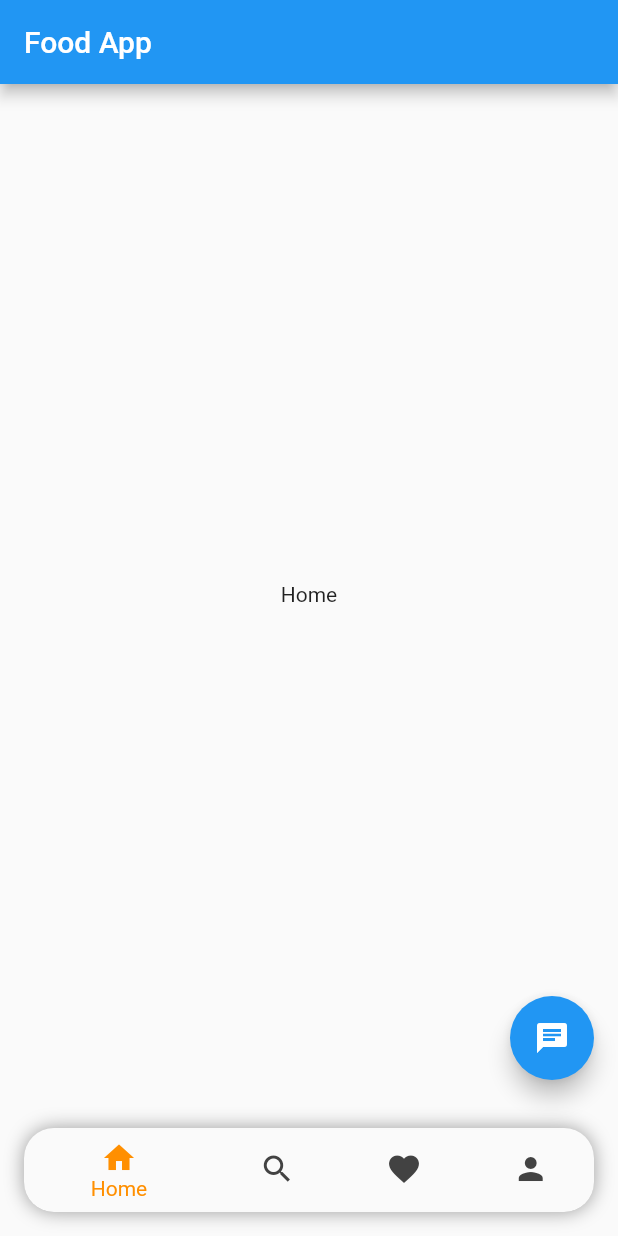
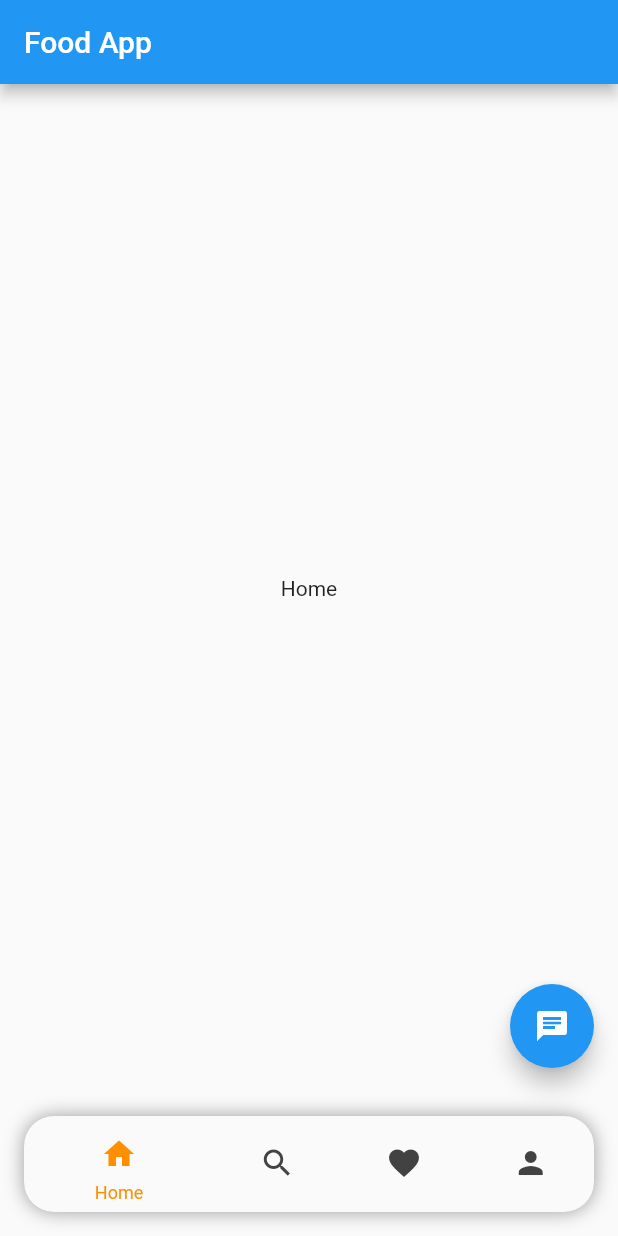
Before and after one commit to NabinRai4017/FoodApp, a Flutter app: the screen it shows after launch, on a phone screen of 412 x 824 dp. Run offline on Flutter 3.47's test engine with Material 2 defaults, Android fonts, the phone set to English and light mode, and no system bars; our stand-ins replace flutter_redux, redux; missing offline and left inert: redux_logging.

Commit message:
customize home page

```diff
--- a/lib/component/screen/home_screen.dart
+++ b/lib/component/screen/home_screen.dart
@@ -1,4 +1,6 @@
+import 'package:flutter/foundation.dart';
 import 'package:flutter/material.dart';
+import 'package:food_app/component/widget/bottom_nav_bar.dart';
 
 class HomeScreen extends StatefulWidget {
   const HomeScreen({Key? key}) : super(key: key);
@@ -13,6 +15,9 @@ class _HomeScreenState extends State<HomeScreen> {
   void _onItemTapped(int index) {
     setState(() {
       _selectedIndex = index;
+      if (kDebugMode) {
+        print(_selectedIndex);
+      }
     });
   }
 
@@ -28,35 +33,8 @@ class _HomeScreenState extends State<HomeScreen> {
         tooltip: 'Help?',
         child: const Icon(Icons.chat),
       ),
-      bottomNavigationBar: Padding(
-        padding: const EdgeInsets.all(16),
-        child: Container(
-          decoration: const BoxDecoration(
-            borderRadius: BorderRadius.all(Radius.circular(20)),
-            boxShadow: <BoxShadow>[
-              BoxShadow(color: Colors.black38, spreadRadius: 0, blurRadius: 10),
-            ],
-          ),
-          child: ClipRRect(
-            borderRadius: const BorderRadius.all(Radius.circular(20)),
-            child: BottomNavigationBar(
-              items: const <BottomNavigationBarItem>[
-                BottomNavigationBarItem(icon: Icon(Icons.home), label: "Home"),
-                BottomNavigationBarItem(
-                    icon: Icon(Icons.search), label: "Search"),
-                BottomNavigationBarItem(
-                    icon: Icon(Icons.favorite), label: "Favorite"),
-                BottomNavigationBarItem(
-                    icon: Icon(Icons.person), label: "Profile")
-              ],
-              currentIndex: _selectedIndex,
-              selectedItemColor: Colors.amber[800],
-              unselectedItemColor: Colors.grey[800],
-              onTap: _onItemTapped,
-            ),
-          ),
-        ),
-      ),
+      bottomNavigationBar:
+          BottomNavBar(onTapped: _onItemTapped, selectedIndex: _selectedIndex),
     );
   }
 }
--- /dev/null
+++ b/lib/component/widget/bottom_nav_bar.dart
@@ -0,0 +1,66 @@
+import 'package:flutter/material.dart';
+
+class BottomNavBar extends StatelessWidget {
+  const BottomNavBar(
+      {Key? key, required this.onTapped, required this.selectedIndex})
+      : super(key: key);
+
+  final Function(int index) onTapped;
+  final int selectedIndex;
+
+  @override
+  Widget build(BuildContext context) {
+    return SafeArea(
+        child: Padding(
+      padding: const EdgeInsets.all(16),
+      child: Container(
+        decoration: const BoxDecoration(
+          borderRadius: BorderRadius.all(Radius.circular(20)),
+          boxShadow: <BoxShadow>[
+            BoxShadow(color: Colors.black38, spreadRadius: 0, blurRadius: 10),
+          ],
+        ),
+        child: ClipRRect(
+          borderRadius: const BorderRadius.all(Radius.circular(20)),
+          child: BottomNavigationBar(
+            items: const <BottomNavigationBarItem>[
+              BottomNavigationBarItem(
+                  icon: SizedBox(
+                    height: 38,
+                    width: 38,
+                    child: Icon(Icons.home),
+                  ),
+                  label: "Home"),
+              BottomNavigationBarItem(
+                  icon: SizedBox(
+                    height: 38,
+                    width: 38,
+                    child: Icon(Icons.search),
+                  ),
+                  label: "Search"),
+              BottomNavigationBarItem(
+                  icon: SizedBox(
+                    height: 38,
+                    width: 38,
+                    child: Icon(Icons.favorite),
+                  ),
+                  label: "Favorite"),
+              BottomNavigationBarItem(
+                  icon: SizedBox(
+                    height: 38,
+                    width: 38,
+                    child: Icon(Icons.person),
+                  ),
+                  label: "Profile")
+            ],
+            currentIndex: selectedIndex,
+            selectedItemColor: Colors.amber[800],
+            unselectedItemColor: Colors.grey[800],
+            selectedFontSize: 12,
+            onTap: onTapped,
+          ),
+        ),
+      ),
+    ));
+  }
+}
```
Also changed, not shown: images/home-page.png (added).
